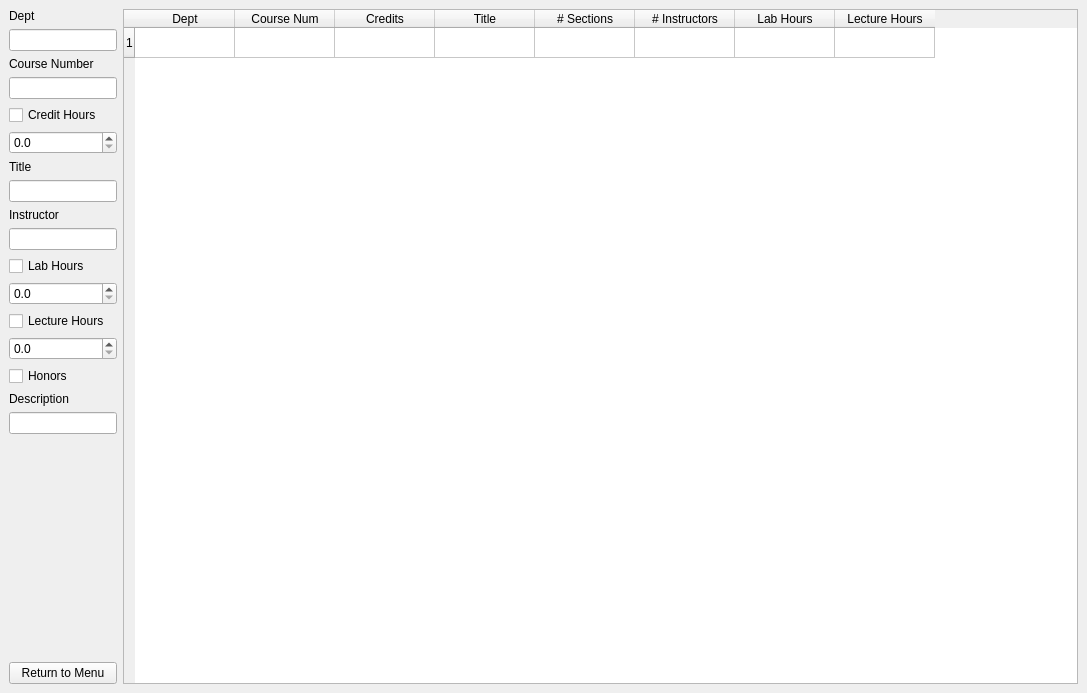
The window that UI/browse_course_window.ui (rcxwhiz/BYUScheduler2) describes before a commit, drawn with Qt 5.
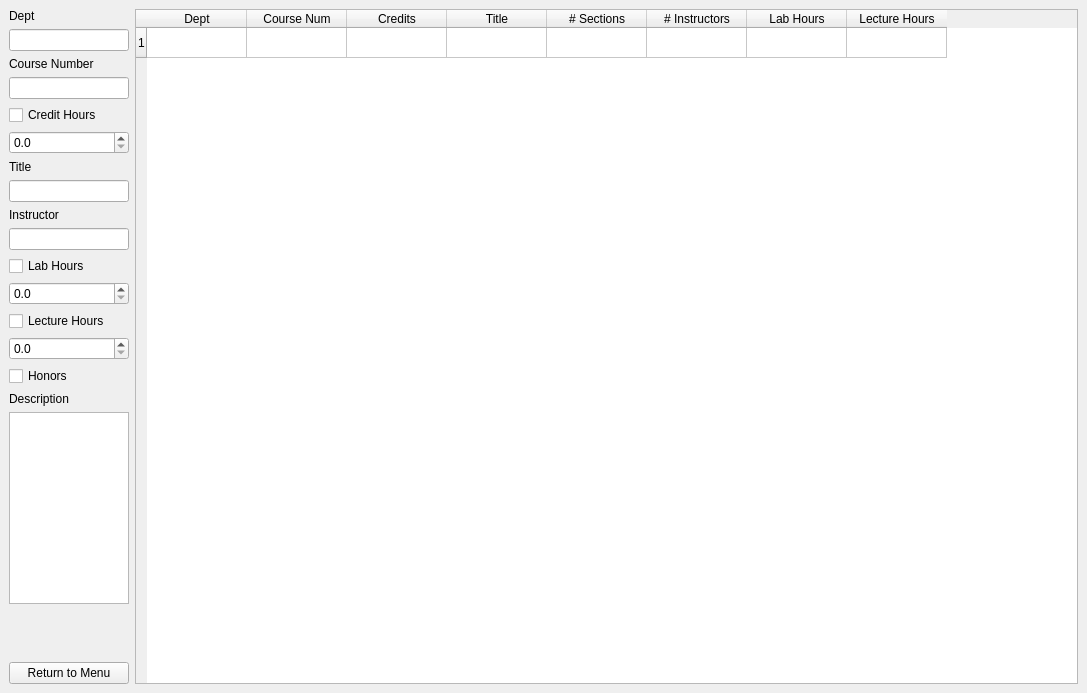
The same window after the commit.

Commit message: browsing courses is mostly working

Patch:
```diff
--- a/UI/browse_course_window.ui
+++ b/UI/browse_course_window.ui
@@ -132,7 +132,7 @@
                                     </widget>
                                 </item>
                                 <item>
-                                    <widget class="QDoubleSpinBox" name="doubleSpinBox">
+                                    <widget class="QDoubleSpinBox" name="course_lecture_hours_spinner_2">
                                         <property name="decimals">
                                             <number>1</number>
                                         </property>
@@ -156,13 +156,19 @@
                                     </widget>
                                 </item>
                                 <item>
-                                    <widget class="QLineEdit" name="lineEdit_5">
+                                    <widget class="QTextEdit" name="course_description_edit">
                                         <property name="sizePolicy">
-                                            <sizepolicy hsizetype="Preferred" vsizetype="Fixed">
+                                            <sizepolicy hsizetype="Preferred" vsizetype="Expanding">
                                                 <horstretch>0</horstretch>
                                                 <verstretch>0</verstretch>
                                             </sizepolicy>
                                         </property>
+                                        <property name="maximumSize">
+                                            <size>
+                                                <width>120</width>
+                                                <height>16777215</height>
+                                            </size>
+                                        </property>
                                     </widget>
                                 </item>
                                 <item>
```
Left out of the diff: 34 changed lines with no effect on the pictures. The commit also changes 6 other files.
